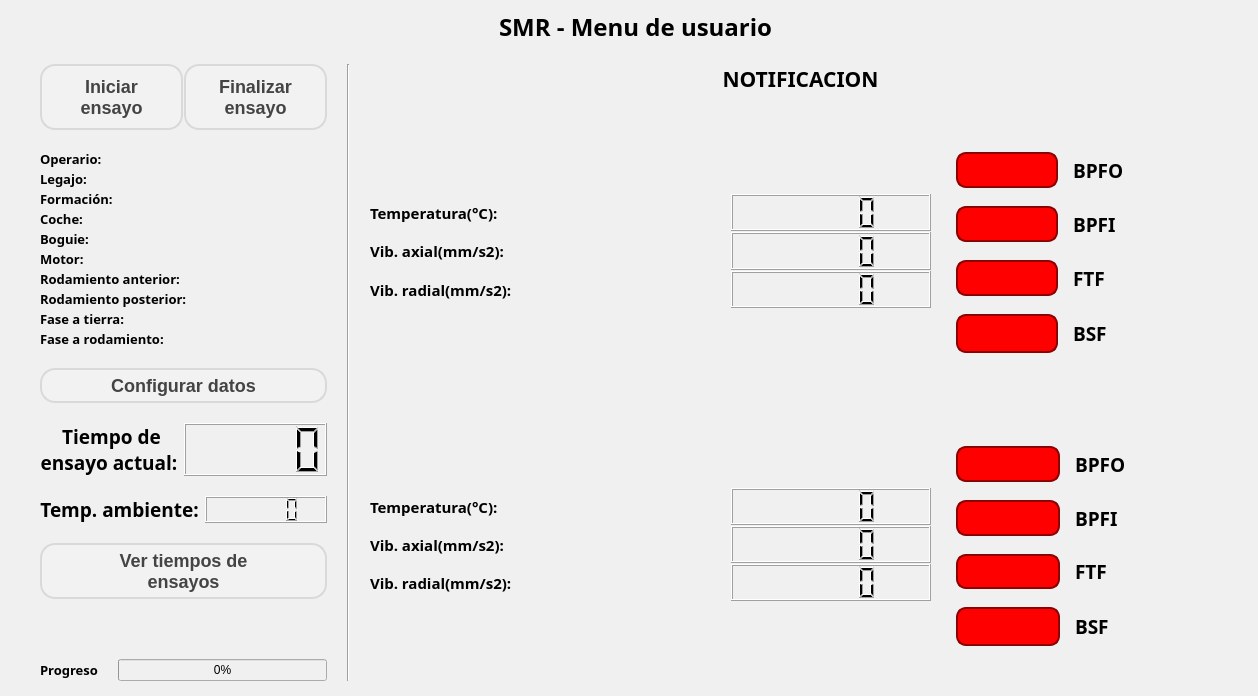
Qt form app_smr/Qt/win_user.ui (nvargas24/Sistema_medicion_de_rodamientos-SMR) before a commit.
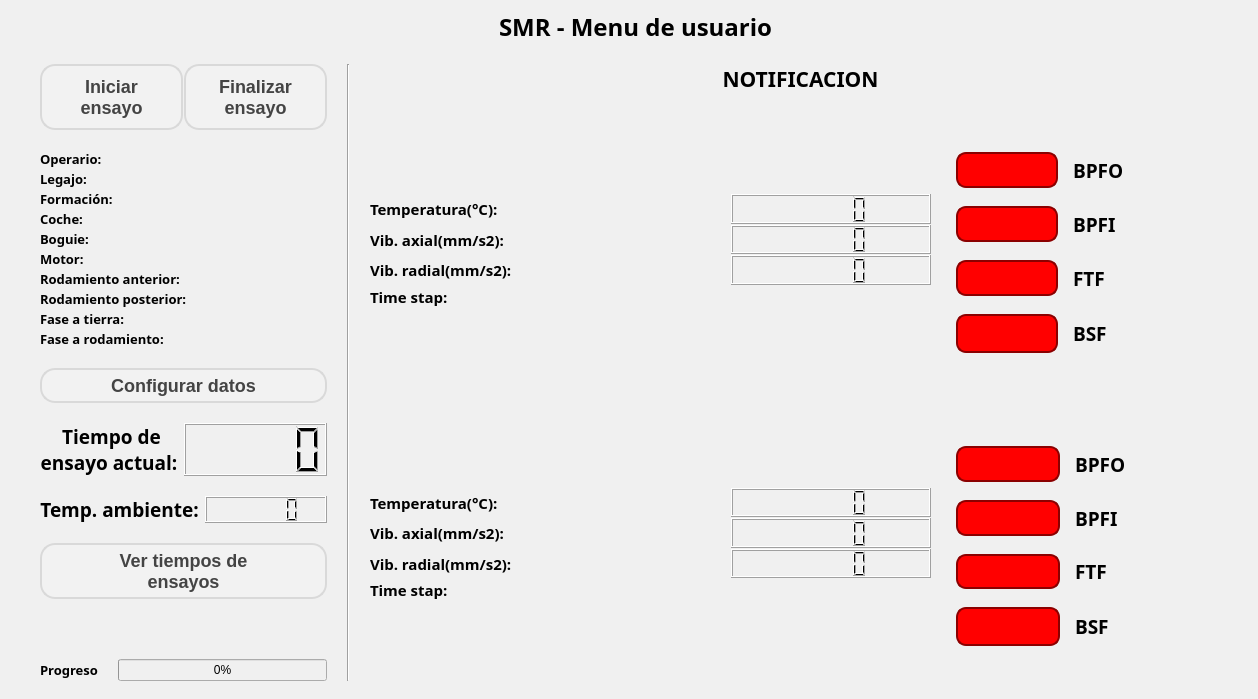
The same form after that commit.

Commit message: modifico dimensiones de win_user

```diff
--- a/app_smr/Qt/win_user.ui
+++ b/app_smr/Qt/win_user.ui
@@ -7,7 +7,7 @@
     <x>0</x>
     <y>0</y>
     <width>1258</width>
-    <height>696</height>
+    <height>699</height>
    </rect>
   </property>
   <property name="sizePolicy">
@@ -748,7 +748,7 @@
             <number>0</number>
            </property>
            <item>
-            <layout class="QVBoxLayout" name="verticalLayout_8" stretch="2,2,2">
+            <layout class="QVBoxLayout" name="verticalLayout_8" stretch="2,2,2,0">
              <property name="spacing">
               <number>1</number>
              </property>
@@ -824,6 +824,40 @@
                </item>
               </layout>
              </item>
+             <item>
+              <layout class="QHBoxLayout" name="horizontalLayout_21" stretch="6,8">
+               <item>
+                <widget class="QLabel" name="label_30">
+                 <property name="font">
+                  <font>
+                   <family>Segoe UI Semibold</family>
+                   <pointsize>11</pointsize>
+                   <weight>75</weight>
+                   <bold>true</bold>
+                  </font>
+                 </property>
+                 <property name="text">
+                  <string>Time stap:</string>
+                 </property>
+                </widget>
+               </item>
+               <item>
+                <widget class="QLabel" name="label_time_stap_pos">
+                 <property name="font">
+                  <font>
+                   <family>Segoe UI Semibold</family>
+                   <pointsize>11</pointsize>
+                   <weight>75</weight>
+                   <bold>true</bold>
+                  </font>
+                 </property>
+                 <property name="text">
+                  <string/>
+                 </property>
+                </widget>
+               </item>
+              </layout>
+             </item>
             </layout>
            </item>
            <item>
@@ -1030,7 +1064,7 @@
          <item>
           <layout class="QHBoxLayout" name="horizontalLayout_74" stretch="8,15,4">
            <item>
-            <layout class="QVBoxLayout" name="verticalLayout_18" stretch="2,2,2">
+            <layout class="QVBoxLayout" name="verticalLayout_18" stretch="2,2,2,0">
              <property name="spacing">
               <number>1</number>
              </property>
@@ -1106,6 +1140,40 @@
                </item>
               </layout>
              </item>
+             <item>
+              <layout class="QHBoxLayout" name="horizontalLayout_20" stretch="6,8">
+               <item>
+                <widget class="QLabel" name="label_29">
+                 <property name="font">
+                  <font>
+                   <family>Segoe UI Semibold</family>
+                   <pointsize>11</pointsize>
+                   <weight>75</weight>
+                   <bold>true</bold>
+                  </font>
+                 </property>
+                 <property name="text">
+                  <string>Time stap:</string>
+                 </property>
+                </widget>
+               </item>
+               <item>
+                <widget class="QLabel" name="label_time_stap_ant">
+                 <property name="font">
+                  <font>
+                   <family>Segoe UI Semibold</family>
+                   <pointsize>11</pointsize>
+                   <weight>75</weight>
+                   <bold>true</bold>
+                  </font>
+                 </property>
+                 <property name="text">
+                  <string/>
+                 </property>
+                </widget>
+               </item>
+              </layout>
+             </item>
             </layout>
            </item>
            <item>
```
